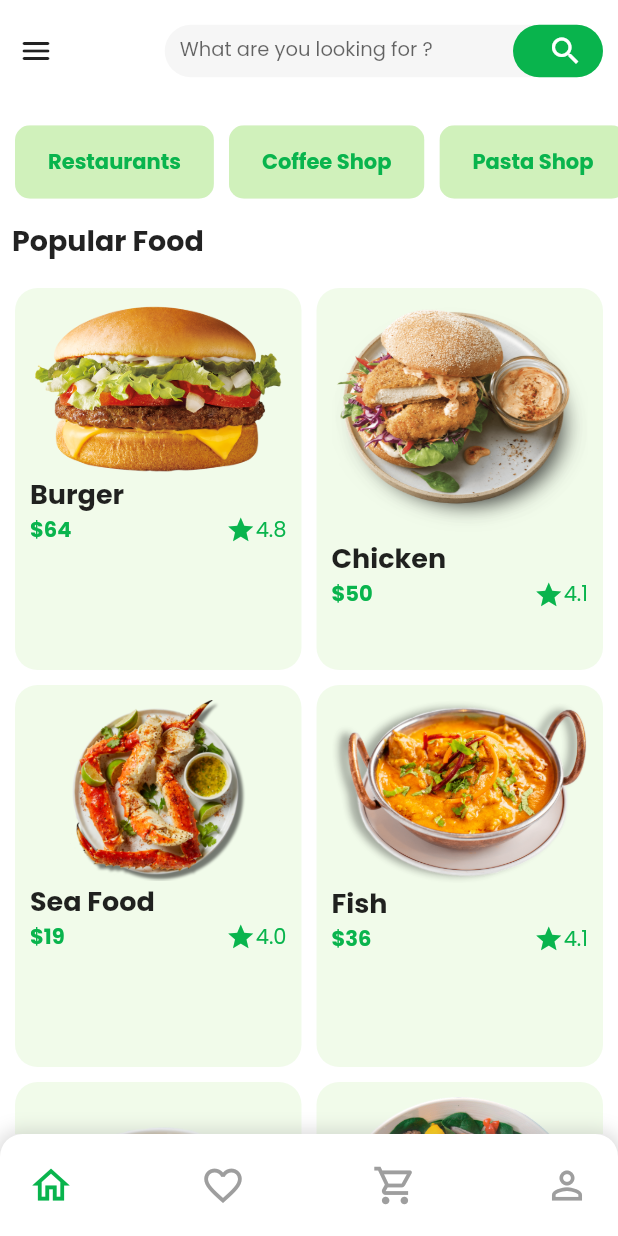
After one commit to KhineKhineLin/Food-Delivery, a Flutter app: the HomeScreen screen opened directly, on a phone screen of 412 x 824 dp. The commit adds this screen. Run offline on Flutter 3.47's test engine with Material 2 defaults, Android fonts, the phone set to English and light mode, and no system bars; our stand-ins replace email_validator, flutter_svg.

Commit message:
home screen

```diff
--- /dev/null
+++ b/lib/model/food_model.dart
@@ -0,0 +1,65 @@
+import 'package:flutter/material.dart';
+class Product{
+  final int id,price;
+  final String title,description,image;
+  final double rating;
+  Product({
+    required this.id,
+    required this.image,
+    this.rating=0.0,
+    required this.title,
+    required this.price,
+    required this.description
+  });
+}
+List<Product>foodProducts=[
+  Product(
+    id: 1,
+    image: 'images/burger.png',
+    title: 'Burger',
+    price: 64,
+    description: description,
+    rating: 4.8
+  ),
+  Product(
+    id: 2,
+    image: 'images/chicken.png',
+    title: 'Chicken',
+    price: 50,
+    description: description,
+    rating: 4.1
+  ),
+  Product(
+    id: 3,
+    image: 'images/sea_food.png',
+    title: 'Sea Food',
+    price: 19,
+    description: description,
+    rating: 4.0
+  ),
+  Product(
+    id: 4,
+    image: 'images/fish.png',
+    title: 'Fish',
+    price: 36,
+    description: description,
+    rating: 4.1
+  ),
+  Product(
+    id: 5,
+    image: 'images/soup.png',
+    title: 'Soup',
+    price: 15,
+    description: description,
+    rating: 4.2
+  ),
+  Product(
+    id: 6,
+    image: 'images/light_food.png',
+    title: 'Light Food',
+    price: 20,
+    description: description,
+    rating: 4.5
+  )
+];
+const String description='Lorem Ipsum is simply dummy text of the printing and typesetting industry. Lorem Ipsum has been the industry\'s standard dummy';
--- /dev/null
+++ b/lib/pages/home/components/bottom_bar.dart
@@ -0,0 +1,73 @@
+import 'package:flutter/material.dart';
+
+import '../../../constant.dart';
+import 'enum.dart';
+
+class CustomBottomBar extends StatelessWidget {
+  const CustomBottomBar({
+    Key? key,
+    required this.selectMenu,
+  }) : super(key: key);
+  final MenuState selectMenu;
+  @override
+  Widget build(BuildContext context) {
+    return Container(
+      padding: EdgeInsets.symmetric(horizontal: 10.0, vertical: 10),
+      decoration: BoxDecoration(
+          color: kWhiteColor,
+          borderRadius: const BorderRadius.only(
+              topLeft: Radius.circular(15.0), topRight: Radius.circular(15.0)),
+          boxShadow: [
+            BoxShadow(
+                color: Colors.grey.withOpacity(0.4),
+                blurRadius: 10,
+                spreadRadius: 2.0)
+          ]),
+      child: Row(
+        mainAxisAlignment: MainAxisAlignment.spaceBetween,
+        children: [
+          IconButton(
+            onPressed: () {},
+            icon: Icon(
+              Icons.home_outlined,
+              color: MenuState.home == selectMenu
+                  ? Color(0xff09b44d)
+                  : Colors.green,
+              size: 30,
+            ),
+          ),
+          IconButton(
+            onPressed: () {},
+            icon: Icon(
+              Icons.favorite_outline,
+              color: MenuState.favourite == selectMenu
+                  ? Color(0xff09b44d)
+                  : Colors.grey,
+              size: 30,
+            ),
+          ),
+          IconButton(
+            onPressed: () {},
+            icon: Icon(
+              Icons.shopping_cart_outlined,
+              color: MenuState.cart == selectMenu
+                  ? Color(0xff09b44d)
+                  : Colors.grey,
+              size: 30,
+            ),
+          ),
+          IconButton(
+            onPressed: () {},
+            icon: Icon(
+              Icons.person_outline,
+              color: MenuState.profile == selectMenu
+                  ? Color(0xff09b44d)
+                  : Colors.grey,
+              size: 30,
+            ),
+          )
+        ],
+      ),
+    );
+  }
+}
--- /dev/null
+++ b/lib/pages/home/components/category_list.dart
@@ -0,0 +1,60 @@
+import 'package:flutter/material.dart';
+
+import '../../../constant.dart';
+class CategoryCard extends StatelessWidget {
+  const CategoryCard({
+    Key? key,
+  }) : super(key: key);
+
+  @override
+  Widget build(BuildContext context) {
+    return Container(
+      height: 60,
+      child: ListView(
+        scrollDirection: Axis.horizontal,
+        children: [
+          CategoryList(
+            press: () {},
+            title: 'Restaurants',
+          ),
+          CategoryList(title: 'Coffee Shop', press: () {}),
+          CategoryList(title: 'Pasta Shop', press: () {}),
+          CategoryList(title: 'Salad Shop', press: () {})
+        ],
+      ),
+    );
+  }
+}
+
+
+class CategoryList extends StatelessWidget {
+  const CategoryList({
+    Key? key,
+    required this.title,
+    required this.press,
+  }) : super(key: key);
+  final String title;
+  final VoidCallback press;
+  @override
+  Widget build(BuildContext context) {
+    return Padding(
+      padding: const EdgeInsets.only(left: 10.0),
+      child: InkWell(
+        onTap: press,
+        child: Chip(
+            backgroundColor: kSecondaryColor,
+            shape:
+                RoundedRectangleBorder(borderRadius: BorderRadius.circular(10)),
+            label: Padding(
+              padding:
+                  const EdgeInsets.symmetric(horizontal: 10.0, vertical: 10.0),
+              child: Text(
+                title,
+                style: const TextStyle(
+                    color: kPrimaryColor, fontWeight: FontWeight.w600),
+              ),
+            )),
+      ),
+    );
+  }
+}
--- /dev/null
+++ b/lib/pages/home/components/custom_appbar.dart
@@ -0,0 +1,57 @@
+import 'package:flutter/material.dart';
+import 'package:food_delivery/constant.dart';
+class CustomAppbar extends StatelessWidget {
+  const CustomAppbar({
+    Key? key,
+  }) : super(key: key);
+
+  @override
+  Widget build(BuildContext context) {
+    return Padding(
+      padding: const EdgeInsets.only(right:10.0,top: 10.0),
+      child: Row(
+        children: [
+          IconButton(
+            onPressed: () {},
+            icon: const Icon(Icons.menu_rounded),
+          ),
+          SizedBox(width: MediaQuery.of(context).size.width*0.15,),
+          Expanded(
+              child: Container(
+            padding: const EdgeInsets.only(left: 10.0),
+            height: 35,
+            decoration: BoxDecoration(
+                color: kGrayColor,
+                borderRadius: BorderRadius.circular(50)),
+            child: Row(
+              children: [
+                Expanded(
+                  child: TextFormField(
+                    style: const TextStyle(
+                      fontSize: 13
+                    ),
+                    decoration: const InputDecoration(
+                        hintText: 'What are you looking for ?',
+                        hintStyle: TextStyle(fontSize: 13),
+                        enabledBorder: InputBorder.none,
+                        focusedBorder: InputBorder.none),
+                  ),
+                ),
+                Container(
+                  padding: const EdgeInsets.only(left: 10.0),
+                  height: 35,
+                  width: 60,
+                  decoration: BoxDecoration(
+                      color: kPrimaryColor,
+                      borderRadius: BorderRadius.circular(50)),
+                  child: Icon(Icons.search,
+                  color: kWhiteColor,),
+                ),
+              ],
+            ),
+          ))
+        ],
+      ),
+    );
+  }
+}
--- /dev/null
+++ b/lib/pages/home/components/enum.dart
@@ -0,0 +1,6 @@
+enum MenuState{
+  profile,
+  home,
+  favourite,
+  cart
+}
--- /dev/null
+++ b/lib/pages/home/components/food_product.dart
@@ -0,0 +1,84 @@
+import 'package:flutter/material.dart';
+import 'package:food_delivery/model/food_model.dart';
+
+import '../../../constant.dart';
+class FoodCard extends StatelessWidget {
+  const FoodCard({
+    Key? key,
+  }) : super(key: key);
+
+  @override
+  Widget build(BuildContext context) {
+    return Padding(
+      padding: const EdgeInsets.all(10.0),
+      child: GridView.builder(
+        shrinkWrap: true,
+        physics: ScrollPhysics(),
+        itemCount: foodProducts.length,
+        gridDelegate: const SliverGridDelegateWithFixedCrossAxisCount(
+          crossAxisCount: 2,
+          childAspectRatio: 0.75,
+          mainAxisSpacing: 10.0,
+          crossAxisSpacing: 10.0
+        ),
+        itemBuilder: (context, index) =>
+            FoodProduct(product: foodProducts[index], press: () {}),
+      ),
+    );
+  }
+}
+
+class FoodProduct extends StatelessWidget {
+  const FoodProduct({
+    Key? key,
+    required this.product,
+    required this.press,
+  }) : super(key: key);
+  final Product product;
+  final VoidCallback press;
+  @override
+  Widget build(BuildContext context) {
+    return InkWell(
+      onTap: press,
+      child: Container(
+        padding: const EdgeInsets.all(10.0),
+        decoration: BoxDecoration(
+          color: kSecondaryColor.withOpacity(0.3),
+          borderRadius: BorderRadius.circular(15.0),
+        ),
+        child: Column(
+          crossAxisAlignment: CrossAxisAlignment.start,
+          children: [
+            Image.asset(product.image),
+            Text(
+              product.title,
+              style: const TextStyle(fontSize: 18, fontWeight: FontWeight.bold),
+            ),
+            Row(
+              children: [
+                Text(
+                  '\$${product.price}',
+                  style: const TextStyle(
+                      color: kPrimaryColor,
+                      fontSize: 14,
+                      fontWeight: FontWeight.bold),
+                ),
+                const Spacer(),
+                const SizedBox(height: 10.0,),
+                const Icon(
+                  Icons.star,
+                  size: 20,
+                  color: kPrimaryColor,
+                ),
+                Text(
+                  '${product.rating}',
+                  style: TextStyle(fontSize: 14, color: kPrimaryColor),
+                )
+              ],
+            )
+          ],
+        ),
+      ),
+    );
+  }
+}
--- /dev/null
+++ b/lib/pages/home/home_screen.dart
@@ -0,0 +1,45 @@
+import 'package:flutter/material.dart';
+import 'package:food_delivery/constant.dart';
+import 'package:food_delivery/model/food_model.dart';
+
+import 'components/bottom_bar.dart';
+import 'components/category_list.dart';
+import 'components/custom_appbar.dart';
+import 'components/enum.dart';
+import 'components/food_product.dart';
+
+class HomeScreen extends StatefulWidget {
+  const HomeScreen({Key? key}) : super(key: key);
+
+  @override
+  _HomeScreenState createState() => _HomeScreenState();
+}
+
+class _HomeScreenState extends State<HomeScreen> {
+  @override
+  Widget build(BuildContext context) {
+    return Scaffold(
+      backgroundColor: kWhiteColor,
+      bottomNavigationBar: const CustomBottomBar(selectMenu: MenuState.home,),
+      body: SafeArea(
+        child: ListView(
+          children: const [
+            CustomAppbar(),
+            SizedBox(
+              height: 20.0,
+            ),
+            CategoryCard(),
+            Padding(
+              padding: EdgeInsets.all(8.0),
+              child: Text(
+                'Popular Food',
+                style: TextStyle(fontSize: 19, fontWeight: FontWeight.bold),
+              ),
+            ),
+            FoodCard(),
+          ],
+        ),
+      ),
+    );
+  }
+}
--- a/lib/pages/registration_screens/login_screen.dart
+++ b/lib/pages/registration_screens/login_screen.dart
@@ -1,6 +1,7 @@
 import 'package:email_validator/email_validator.dart';
 import 'package:flutter/material.dart';
 import 'package:food_delivery/constant.dart';
+import 'package:food_delivery/pages/home/home_screen.dart';
 import 'package:food_delivery/pages/registration_screens/components/forgot_password.dart';
 import 'package:food_delivery/pages/registration_screens/components/signup_screen.dart';
 
@@ -38,7 +39,9 @@ class _LoginScreenState extends State<LoginScreen> {
                     height: 30,
                   ),
                   const TextFields(),
-                  SizedBox(height: _size.height*0.1,),
+                  SizedBox(
+                    height: _size.height * 0.1,
+                  ),
                   const SocialLoginBtn(),
                   SizedBox(
                     height: _size.height * 0.1,
@@ -63,7 +66,8 @@ class _LoginScreenState extends State<LoginScreen> {
                         child: const Text(
                           'Join now',
                           style: TextStyle(
-                              color: kPrimaryColor, fontWeight: FontWeight.w600),
+                              color: kPrimaryColor,
+                              fontWeight: FontWeight.w600),
                         ),
                       )
                     ],
@@ -180,7 +184,9 @@ class _TextFieldsState extends State<TextFields> {
                 RoundedRectangleBorder(borderRadius: BorderRadius.circular(50)),
             height: 50,
             onPressed: () {
-              if (_formKey.currentState!.validate()) {}
+              if (_formKey.currentState!.validate()) {
+                Navigator.push(context, MaterialPageRoute(builder: (context)=>HomeScreen()));
+              }
             },
             child: const Text(
               'Login',
--- a/pubspec.yaml
+++ b/pubspec.yaml
@@ -64,6 +64,7 @@ flutter:
   assets:
     - splash_images/
     - icons/
+    - images/
   #   - images/a_dot_ham.jpeg
 
   # An image asset can refer to one or more resolution-specific "variants", see
```
Also changed, not shown: images/burger.png (added), images/chicken.png (added), images/fish.png (added), images/light_food.png (added), images/sea_food.png (added), images/soup.png (added).
